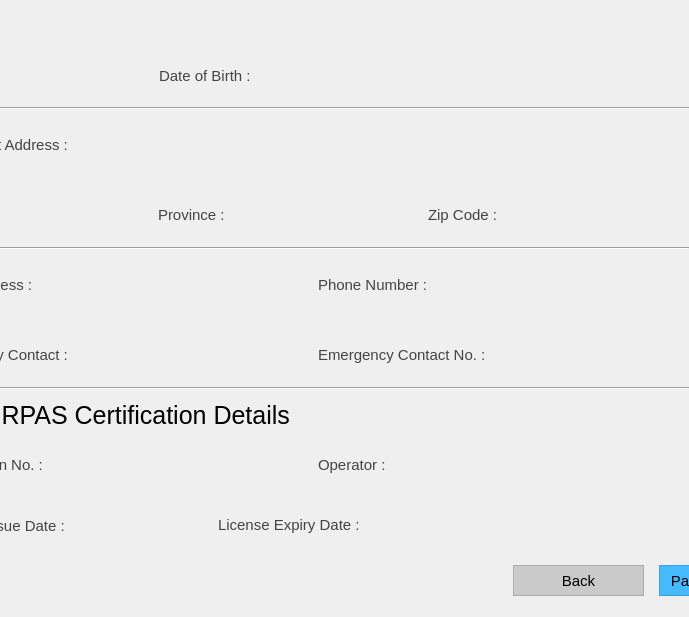
Qt form Gui/Administrator/ViewPilot/ViewPilotAlt.ui (whitePenumbra/SARdrone) before a commit; both pictures show x 102 to 791 and y 122 to 739 of the 1071 by 739 pixel window.
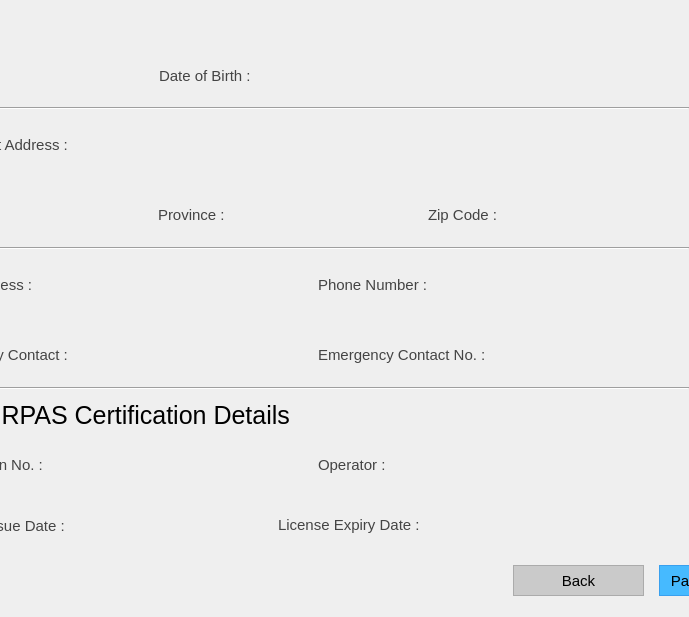
The same form after that commit. Icons and pictures are not drawn.

Commit message: increased width for dates

Diff of the .ui file:
```diff
--- a/Gui/Administrator/ViewPilot/ViewPilotAlt.ui
+++ b/Gui/Administrator/ViewPilot/ViewPilotAlt.ui
@@ -309,9 +309,9 @@
    <widget class="QWidget" name="layoutWidget_2">
     <property name="geometry">
      <rect>
-      <x>320</x>
+      <x>380</x>
       <y>630</y>
-      <width>241</width>
+      <width>321</width>
       <height>33</height>
      </rect>
     </property>
@@ -336,13 +336,13 @@
       <widget class="QLabel" name="lbl_expirydate">
        <property name="minimumSize">
         <size>
-         <width>81</width>
+         <width>160</width>
          <height>31</height>
         </size>
        </property>
        <property name="maximumSize">
         <size>
-         <width>81</width>
+         <width>160</width>
          <height>31</height>
         </size>
        </property>
@@ -442,13 +442,13 @@
       <widget class="QLabel" name="lbl_address">
        <property name="minimumSize">
         <size>
-         <width>491</width>
+         <width>510</width>
          <height>31</height>
         </size>
        </property>
        <property name="maximumSize">
         <size>
-         <width>491</width>
+         <width>510</width>
          <height>31</height>
         </size>
        </property>
@@ -1000,7 +1000,7 @@
      <rect>
       <x>261</x>
       <y>181</y>
-      <width>191</width>
+      <width>281</width>
       <height>33</height>
      </rect>
     </property>
@@ -1025,13 +1025,13 @@
       <widget class="QLabel" name="lbl_dob">
        <property name="minimumSize">
         <size>
-         <width>81</width>
+         <width>160</width>
          <height>31</height>
         </size>
        </property>
        <property name="maximumSize">
         <size>
-         <width>81</width>
+         <width>160</width>
          <height>31</height>
         </size>
        </property>
@@ -1053,7 +1053,7 @@
      <rect>
       <x>31</x>
       <y>631</y>
-      <width>241</width>
+      <width>311</width>
       <height>33</height>
      </rect>
     </property>
@@ -1078,13 +1078,13 @@
       <widget class="QLabel" name="lbl_issuedate">
        <property name="minimumSize">
         <size>
-         <width>81</width>
+         <width>160</width>
          <height>31</height>
         </size>
        </property>
        <property name="maximumSize">
         <size>
-         <width>81</width>
+         <width>160</width>
          <height>31</height>
         </size>
        </property>
```
Left out of the diff: 4 changed lines with no effect on the pictures. The commit also changes 1 other file.
